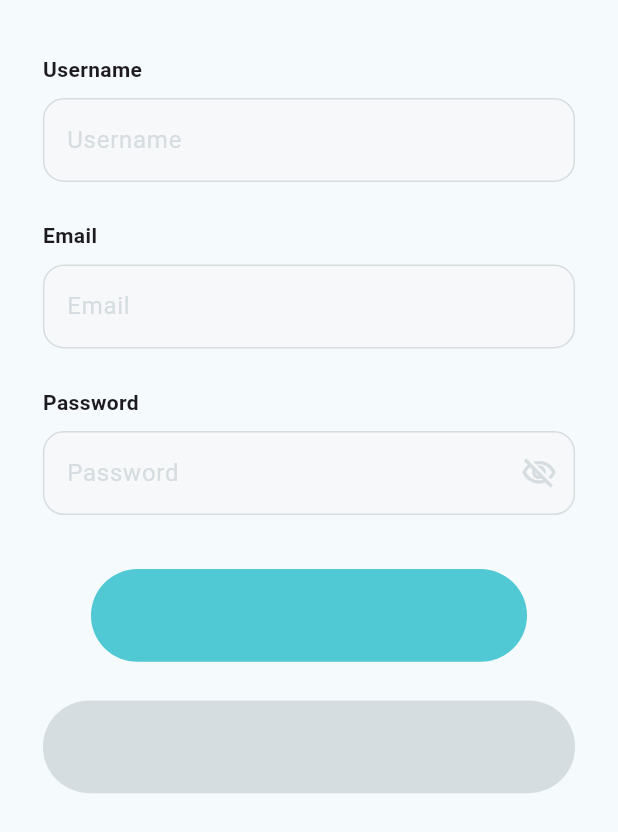
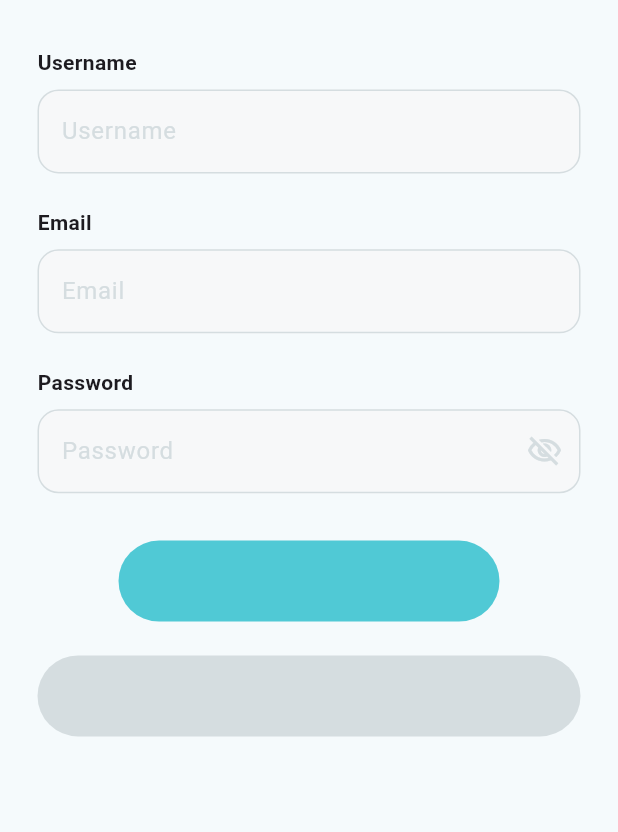
Before and after one commit to Abdallah867/travel_app, a Flutter app: the screen it shows after launch, on a phone screen of 412 x 824 dp. Shown: the top 832 px of the screen. Run offline on Flutter 3.47's test engine with Material 3 defaults, Android fonts, the phone set to English and light mode, and no system bars; our stand-ins replace appwrite, bloc, dartz, flutter_bloc, flutter_screenutil, get_it and 3 more; accounts and stored records are empty.

Commit message:
Add design height and width constants to AppConstants

```diff
--- a/lib/core/constants/app_constants.dart
+++ b/lib/core/constants/app_constants.dart
@@ -1,3 +1,4 @@
 class AppConstants {
-
+  static const double designHeight = 915;
+  static const double designWidth = 412;
 }
--- a/lib/main.dart
+++ b/lib/main.dart
@@ -2,6 +2,7 @@ import 'package:bloc/bloc.dart';
 import 'package:flutter/material.dart';
 import 'package:flutter_screenutil/flutter_screenutil.dart';
 import 'package:google_fonts/google_fonts.dart';
+import 'package:travel_app/core/constants/app_constants.dart';
 
 import 'core/routes/app_router.dart';
 import 'core/services/service_locator.dart';
@@ -23,7 +24,10 @@ class TravelApp extends StatelessWidget {
   @override
   Widget build(BuildContext context) {
     return ScreenUtilInit(
-      designSize: const Size(360, 800),
+      designSize: const Size(
+        AppConstants.designWidth,
+        AppConstants.designHeight,
+      ),
       minTextAdapt: true,
       splitScreenMode: true,
       child: MaterialApp.router(
```
